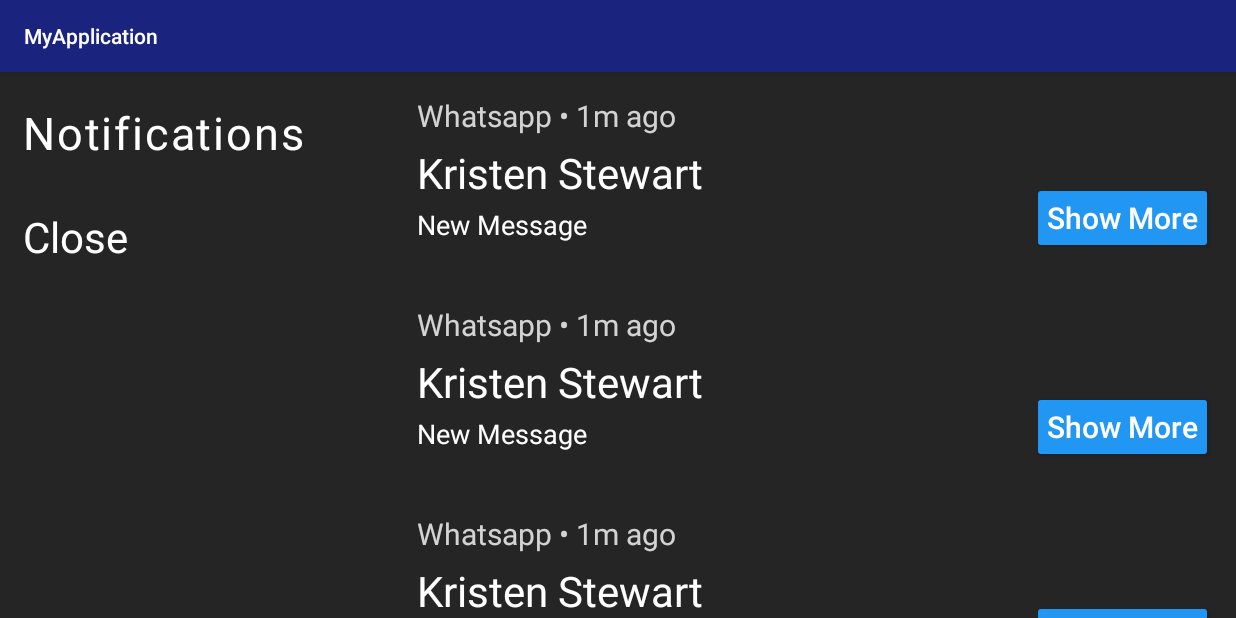
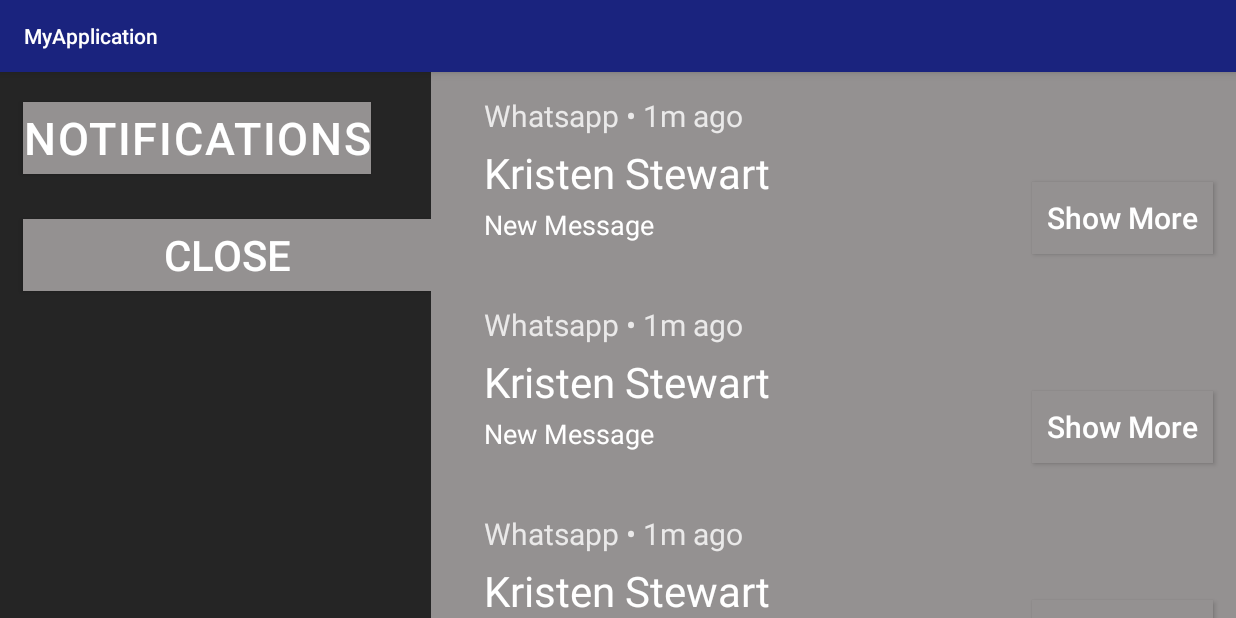
Before and after one commit to venkatsunilm/SwitchAccessPoc, an Android app: the NotificationsActivity screen opened directly, with no data from a screen before it, on a phone screen of 824 x 412 dp (held sideways). Run offline under Robolectric (Android 15) with nearby library versions, the phone set to English and light mode, and no system bars.

Commit message:
Sample application code

```diff
--- a/app/src/main/java/com/example/myapplication/GlobalConstants.java
+++ b/app/src/main/java/com/example/myapplication/GlobalConstants.java
@@ -4,6 +4,6 @@ public class GlobalConstants {
 
     public static final String LOGTAG = "MFC";
     public static final boolean IS_HARDWARE = true;
-    public static final boolean IS_ANDROID_PHONE = true;
+    public static final boolean IS_ANDROID_PHONE = false;
 
 }
--- a/app/src/main/java/com/example/myapplication/views/MultipleApplicationsActivity.java
+++ b/app/src/main/java/com/example/myapplication/views/MultipleApplicationsActivity.java
@@ -1,8 +1,6 @@
 package com.example.myapplication.views;
 
-import android.content.Intent;
 import android.os.Bundle;
-import android.util.Log;
 import android.view.View;
 import android.view.ViewTreeObserver;
 
--- a/app/src/main/res/layout/activity_main.xml
+++ b/app/src/main/res/layout/activity_main.xml
@@ -217,7 +217,6 @@
 
     </androidx.constraintlayout.widget.ConstraintLayout>
 
-
     <androidx.constraintlayout.widget.ConstraintLayout
         android:layout_width="0dp"
         android:layout_height="wrap_content"
--- a/app/src/main/res/layout/activity_notifications.xml
+++ b/app/src/main/res/layout/activity_notifications.xml
@@ -27,7 +27,7 @@
         app:layout_constraintStart_toStartOf="parent"
         app:layout_constraintTop_toTopOf="parent">
 
-        <TextView
+        <Button
             android:id="@+id/textView4"
             android:layout_width="match_parent"
             android:layout_height="wrap_content"
@@ -37,9 +37,10 @@
             android:letterSpacing="0.04"
             android:text="Notifications"
             android:textColor="@color/white"
-            android:textSize="30sp" />
+            android:textSize="30sp"
+            android:background="@drawable/btn_bgs"/>
 
-        <TextView
+        <Button
             android:id="@+id/textView5"
             android:layout_width="match_parent"
             android:layout_marginStart="15dp"
@@ -48,6 +49,7 @@
             android:layout_marginTop="30dp"
             android:layout_marginBottom="20dp"
             android:layout_height="wrap_content"
-            android:text="Close" />
+            android:text="Close"
+            android:background="@drawable/btn_bgs"/>
     </LinearLayout>
 </androidx.constraintlayout.widget.ConstraintLayout>
--- a/app/src/main/res/layout/inflate_cards.xml
+++ b/app/src/main/res/layout/inflate_cards.xml
@@ -1,10 +1,8 @@
 <?xml version="1.0" encoding="utf-8"?>
-<androidx.constraintlayout.widget.ConstraintLayout
-    xmlns:android="http://schemas.android.com/apk/res/android"
+<androidx.constraintlayout.widget.ConstraintLayout xmlns:android="http://schemas.android.com/apk/res/android"
     xmlns:app="http://schemas.android.com/apk/res-auto"
-    xmlns:tools="http://schemas.android.com/tools"
     android:layout_width="match_parent"
-   android:background="@drawable/solid_bg_without_border"
+    android:background="@drawable/solid_bg_without_border"
     android:layout_margin="20dp"
     android:layout_height="match_parent">
 
--- a/app/src/main/res/layout/inflate_notifications_item.xml
+++ b/app/src/main/res/layout/inflate_notifications_item.xml
@@ -8,7 +8,7 @@
         android:id="@+id/view"
         android:layout_width="0dp"
         android:layout_height="0dp"
-        android:background="@color/bgcolor"
+        android:background="@color/grey"
         app:layout_constraintBottom_toBottomOf="parent"
         app:layout_constraintEnd_toEndOf="parent"
         app:layout_constraintHorizontal_bias="1.0"
@@ -70,7 +70,8 @@
         app:layout_constraintBottom_toBottomOf="parent"
         app:layout_constraintEnd_toEndOf="parent"
         app:layout_constraintTop_toTopOf="parent"
-        app:layout_constraintVertical_bias="0.80" />
+        app:layout_constraintVertical_bias="0.80"
+        android:background="@drawable/btn_bgs"/>
 
     <LinearLayout
         android:id="@+id/linearLayout"
--- a/build.gradle
+++ b/build.gradle
@@ -7,7 +7,7 @@ buildscript {
 
     }
     dependencies {
-        classpath 'com.android.tools.build:gradle:3.5.3'
+        classpath 'com.android.tools.build:gradle:4.0.2'
 
         // NOTE: Do not place your application dependencies here; they belong
         // in the individual module build.gradle files
--- a/settings.gradle
+++ b/settings.gradle
@@ -1,2 +1,3 @@
+include ':car-ui-lib'
 include ':app'
 rootProject.name='MyApplication'
```
Also changed, not shown: app/build.gradle (+26 -8 lines), app/src/main/res/layout/activity_fourcards_view.xml (+22 -18 lines), app/libs/car-ui-lib-debug_complieTime.jar (added), gradle/wrapper/gradle-wrapper.properties, 2 other files.
